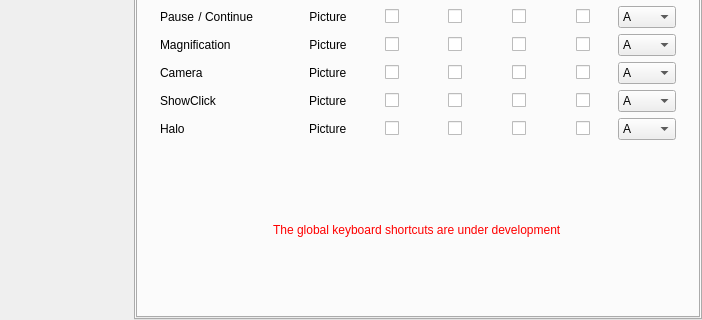
The window that src/formMainWindow.ui (vkohaupt/vokoscreenNG) describes before a commit, drawn with Qt 5; both pictures show x 0 to 702 and y 148 to 468 of the 702 by 468 pixel window.
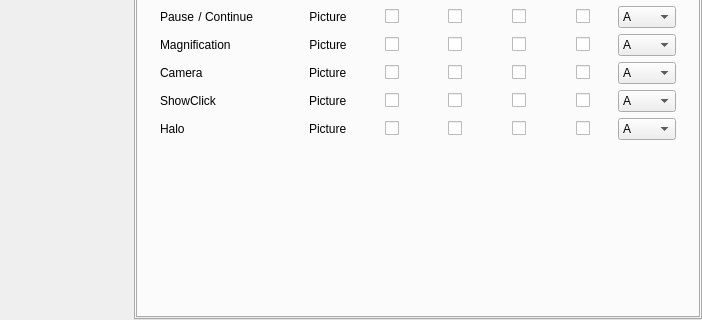
The same window after the commit. Icons and pictures are not drawn.

Commit message: global shortcut settings

Patch:
```diff
--- a/src/formMainWindow.ui
+++ b/src/formMainWindow.ui
@@ -5342,99 +5342,6 @@
                  </property>
                 </spacer>
                </item>
-               <item>
-                <layout class="QHBoxLayout" name="horizontalLayout_56">
-                 <item>
-                  <spacer name="horizontalSpacer_26">
-                   <property name="orientation">
-                    <enum>Qt::Horizontal</enum>
-                   </property>
-                   <property name="sizeHint" stdset="0">
-                    <size>
-                     <width>40</width>
-                     <height>20</height>
-                    </size>
-                   </property>
-                  </spacer>
-                 </item>
-                 <item>
-                  <widget class="QLabel" name="label_39">
-                   <property name="palette">
-                    <palette>
-                     <active>
-                      <colorrole role="WindowText">
-                       <brush brushstyle="SolidPattern">
-                        <color alpha="255">
-                         <red>255</red>
-                         <green>0</green>
-                         <blue>0</blue>
-                        </color>
-                       </brush>
-                      </colorrole>
-                     </active>
-                     <inactive>
-                      <colorrole role="WindowText">
-                       <brush brushstyle="SolidPattern">
-                        <color alpha="255">
-                         <red>255</red>
-                         <green>0</green>
-                         <blue>0</blue>
-                        </color>
-                       </brush>
-                      </colorrole>
-                     </inactive>
-                     <disabled>
-                      <colorrole role="WindowText">
-                       <brush brushstyle="SolidPattern">
-                        <color alpha="255">
-                         <red>119</red>
-                         <green>120</green>
-                         <blue>120</blue>
-                        </color>
-                       </brush>
-                      </colorrole>
-                     </disabled>
-                    </palette>
-                   </property>
-                   <property name="font">
-                    <font>
-                     <weight>50</weight>
-                     <bold>false</bold>
-                    </font>
-                   </property>
-                   <property name="text">
-                    <string notr="true">The global keyboard shortcuts are under development </string>
-                   </property>
-                  </widget>
-                 </item>
-                 <item>
-                  <spacer name="horizontalSpacer_28">
-                   <property name="orientation">
-                    <enum>Qt::Horizontal</enum>
-                   </property>
-                   <property name="sizeHint" stdset="0">
-                    <size>
-                     <width>40</width>
-                     <height>20</height>
-                    </size>
-                   </property>
-                  </spacer>
-                 </item>
-                </layout>
-               </item>
-               <item>
-                <spacer name="verticalSpacer_15">
-                 <property name="orientation">
-                  <enum>Qt::Vertical</enum>
-                 </property>
-                 <property name="sizeHint" stdset="0">
-                  <size>
-                   <width>20</width>
-                   <height>40</height>
-                  </size>
-                 </property>
-                </spacer>
-               </item>
               </layout>
              </widget>
             </item>
```
The commit also changes 1 other file.
